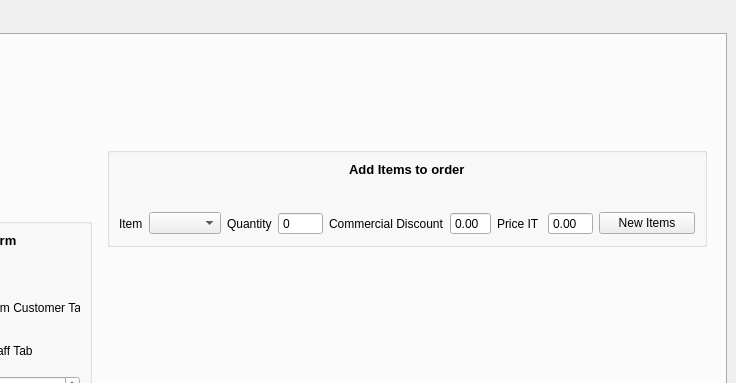
This is window/main/mainwindow.ui in nivcoo/CESI-POO as Qt 5 draws it before an edit; both pictures show x 474 to 1210 and y 0 to 383 of the 1210 by 663 pixel window. The edited form follows.
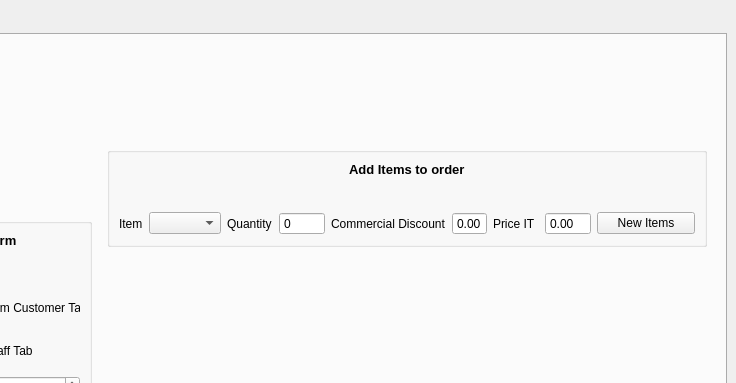
This is the edited form.

The edit to the form file:
```diff
--- a/window/main/mainwindow.ui
+++ b/window/main/mainwindow.ui
@@ -346,7 +346,9 @@
                   </layout>
                  </item>
                  <item>
-                  <layout class="QHBoxLayout" name="orderH17_2">
+                  <layout class="QVBoxLayout" name="orderItemsLayout">
+                   <item>
+                    <layout class="QHBoxLayout" name="orderHItem1">
                    <item>
                     <layout class="QHBoxLayout" name="orderH18_2">
                      <item>
@@ -393,6 +395,9 @@
                        <property name="buttonSymbols">
                         <enum>QAbstractSpinBox::NoButtons</enum>
                        </property>
+                         <property name="maximum">
+                          <double>1.000000000000000</double>
+                         </property>
                       </widget>
                      </item>
                     </layout>
@@ -441,6 +446,8 @@
                   </layout>
                  </item>
                 </layout>
+                 </item>
+                </layout>
                </widget>
               </item>
               <item alignment="Qt::AlignHCenter|Qt::AlignVCenter">
```
Left out of the diff: 10 changed lines with no effect on the pictures. Lines whose indentation alone changed are shown as unchanged.
